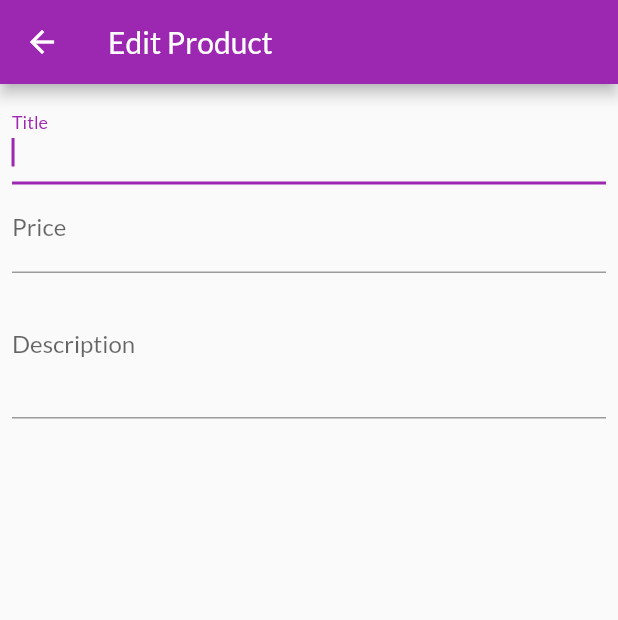
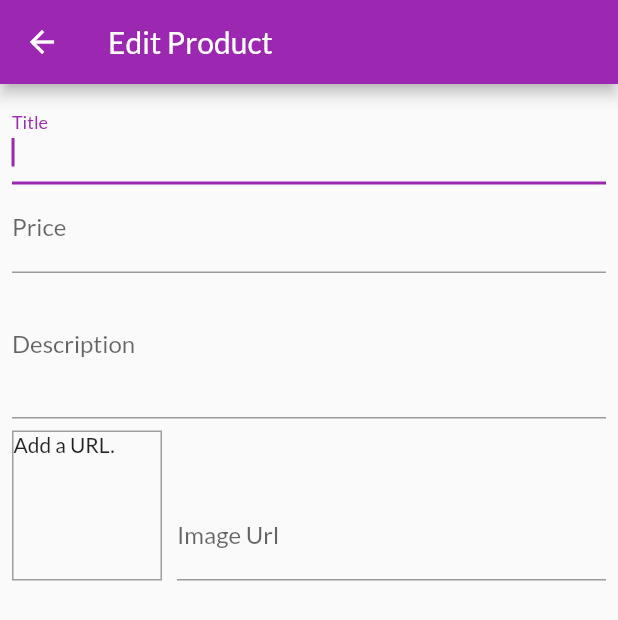
Before and after one commit to RohitDwivedi97/shopping_app, a Flutter app: the EditProductScreen screen opened by its route, on a phone screen of 412 x 824 dp. Shown: the top 620 px of the screen. Run offline on Flutter 3.47's test engine with Material 2 defaults, Android fonts, the phone set to English and light mode, and no system bars; network calls fail.

Commit message:
Added an input field to take image url and show a preview when focussed gets removed from the image url input field.

```diff
--- a/lib/screens/edit_product_screen.dart
+++ b/lib/screens/edit_product_screen.dart
@@ -7,6 +7,28 @@ class EditProductScreen extends StatefulWidget {
 }
 
 class _EditProductScreenState extends State<EditProductScreen> {
+  final _imageUrlController = TextEditingController();
+  final _imageUrlFocusNode = FocusNode();
+
+  @override
+  void initState() {
+    super.initState();
+    _imageUrlFocusNode.addListener(onFocus);
+  }
+
+  @override
+  void dispose() {
+    _imageUrlFocusNode.removeListener(onFocus);
+    _imageUrlFocusNode.dispose();
+    super.dispose();
+  }
+
+  void onFocus() {
+    if(!_imageUrlFocusNode.hasFocus) {
+      setState(() {});
+    }
+  }
+
   @override
   Widget build(BuildContext context) {
     return Scaffold(
@@ -33,12 +55,51 @@ class _EditProductScreenState extends State<EditProductScreen> {
                   textInputAction: TextInputAction.next,
                   keyboardType: TextInputType.number,
                 ),
-                 TextFormField(
+                TextFormField(
                   decoration: const InputDecoration(
                     labelText: 'Description',
                   ),
                   maxLines: 3,
-                  keyboardType: TextInputType.multiline
+                  keyboardType: TextInputType.multiline,
+                ),
+                Row(
+                  crossAxisAlignment: CrossAxisAlignment.end,
+                  children: <Widget>[
+                    Container(
+                      decoration: BoxDecoration(
+                        border: Border.all(
+                          width: 1,
+                          color: Colors.grey,
+                        ),
+                      ),
+                      height: 100,
+                      width: 100,
+                      margin: const EdgeInsets.only(
+                        top: 8,
+                        right: 10,
+                      ),
+                      child: _imageUrlController.text.isEmpty
+                          ? const Text('Add a URL.')
+                          : FittedBox(
+                              fit: BoxFit.contain,
+                              child: Image.network(
+                                _imageUrlController.text,
+                                height: 100.0
+                              ),
+                            ),
+                    ),
+                    Expanded(
+                      child: TextFormField(
+                        decoration: const InputDecoration(
+                          labelText: 'Image Url',
+                        ),
+                        keyboardType: TextInputType.url,
+                        controller: _imageUrlController,
+                        textInputAction: TextInputAction.done,
+                        focusNode: _imageUrlFocusNode
+                      ),
+                    ),
+                  ],
                 ),
               ],
             ),
```
